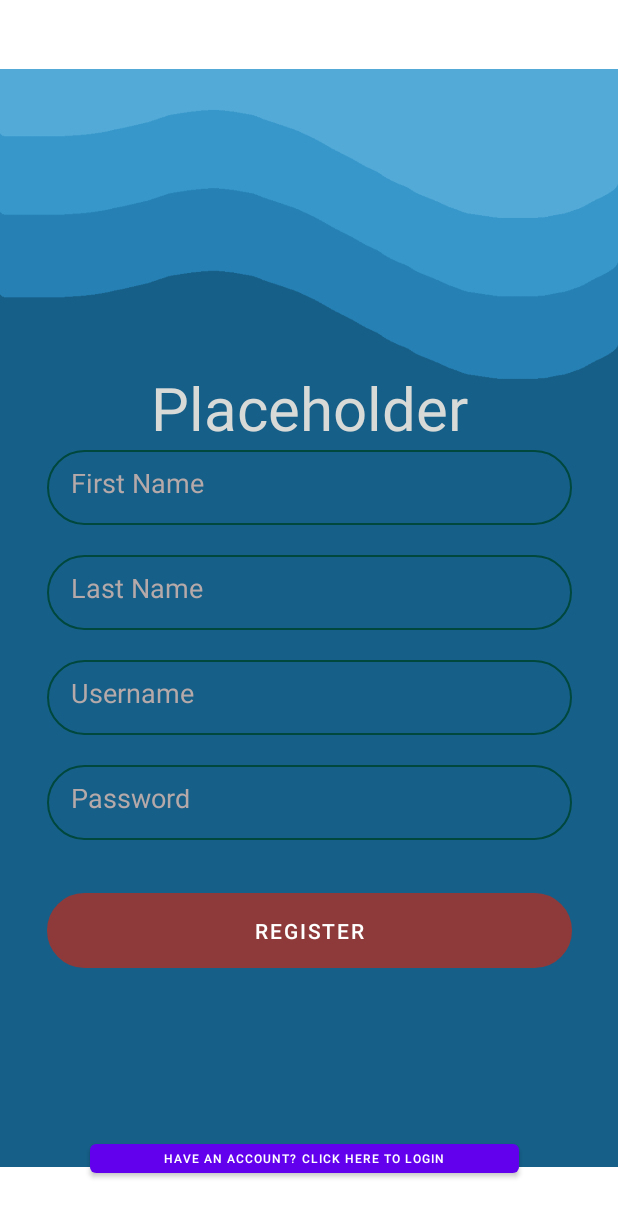
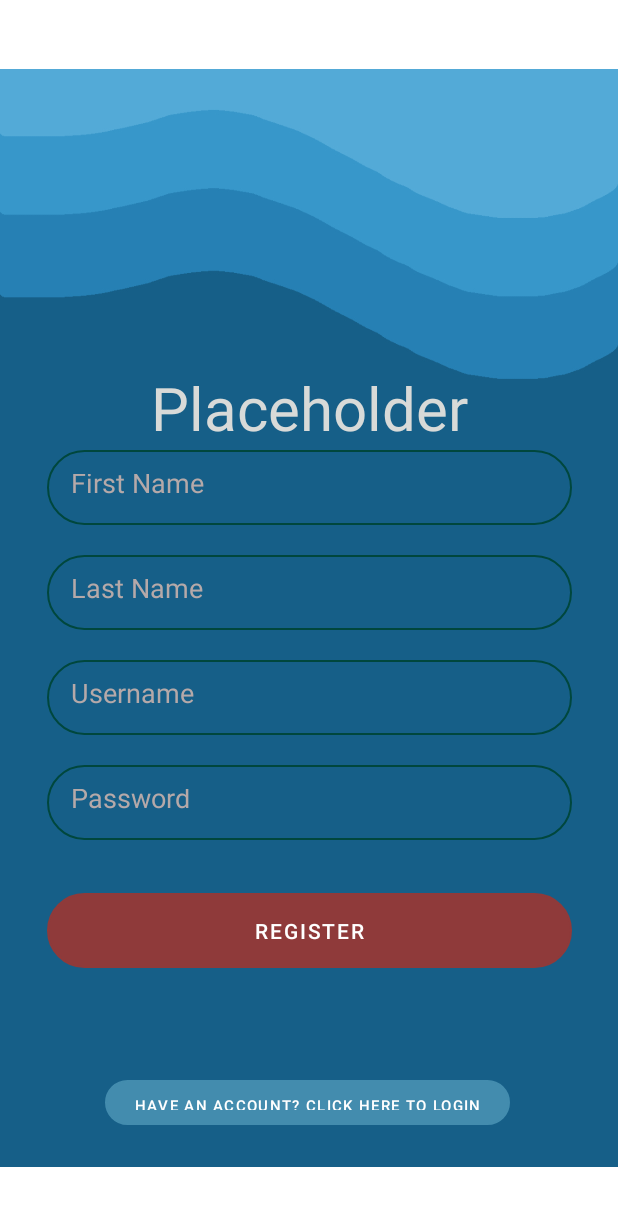
Before and after one commit to RohanDey02/B07MedicalApp, an Android app: the SignUpActivity screen opened directly, with no data from a screen before it, on a phone screen of 412 x 824 dp. Shown: the top 1217 px of the screen. Run offline under Robolectric (Android 15) with nearby library versions, the phone set to English and light mode, and no system bars; our stand-ins replace Firebase (no records; nobody signed in at launch, a user with empty details on screens opened directly); Roboto replaces fonts that are not available here.

Commit message:
Update: Updated UI on SignUp Page
Update: Updated UI on SignUp Page

```diff
--- a/app/src/main/res/layout/activity_sign_up.xml
+++ b/app/src/main/res/layout/activity_sign_up.xml
@@ -136,7 +136,7 @@
         android:drawablePadding="16dp"
         android:fontFamily="sans-serif-medium"
         android:includeFontPadding="true"
-        android:onClick="signUpRegister"
+        android:onClick="backToLogin"
         android:text="@string/sign_up_butt"
         app:backgroundTint="#8F3A3A"
         app:layout_constraintEnd_toEndOf="parent"
@@ -146,15 +146,19 @@
 
     <Button
         android:id="@+id/button9"
-        android:layout_width="286dp"
-        android:layout_height="31dp"
-        android:layout_marginStart="60dp"
+        android:layout_width="270dp"
+        android:layout_height="30dp"
+        android:layout_marginStart="70dp"
         android:layout_marginLeft="60dp"
-        android:layout_marginBottom="36dp"
+        android:layout_marginTop="16dp"
+        android:layout_marginBottom="16dp"
+        android:background="@drawable/round_border"
         android:onClick="backToLogin"
         android:text="@string/go_back_to_login"
-        android:textSize="8sp"
+        android:textSize="10sp"
+        app:backgroundTint="#438CAE"
         app:layout_constraintBottom_toBottomOf="@+id/imageView"
-        app:layout_constraintStart_toStartOf="parent" />
+        app:layout_constraintStart_toStartOf="parent"
+        app:layout_constraintTop_toBottomOf="@+id/button4" />
 
 </androidx.constraintlayout.widget.ConstraintLayout>
```
